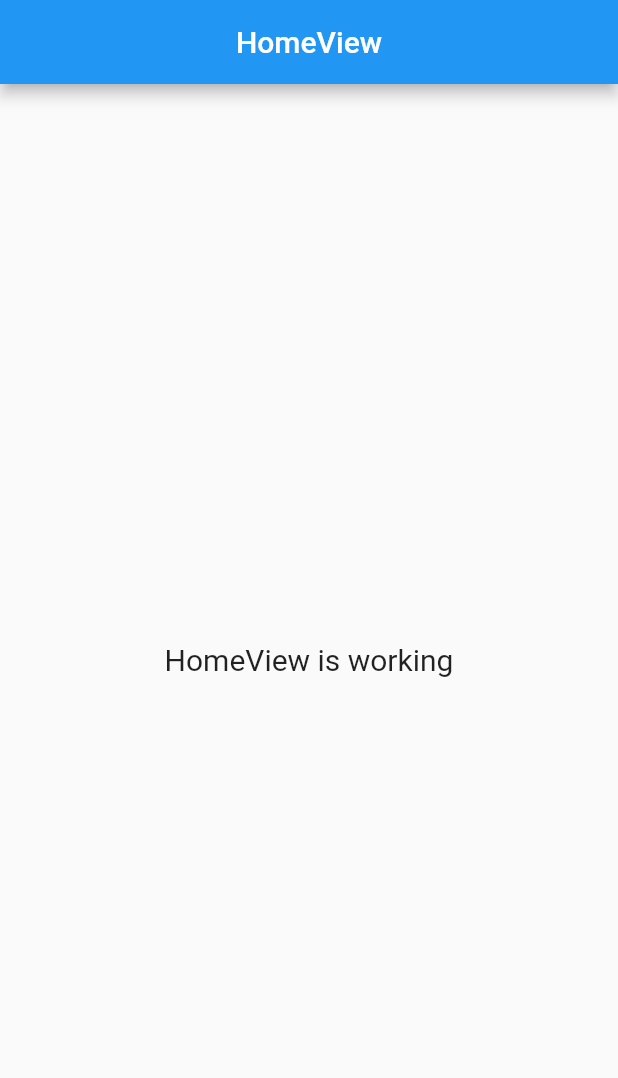
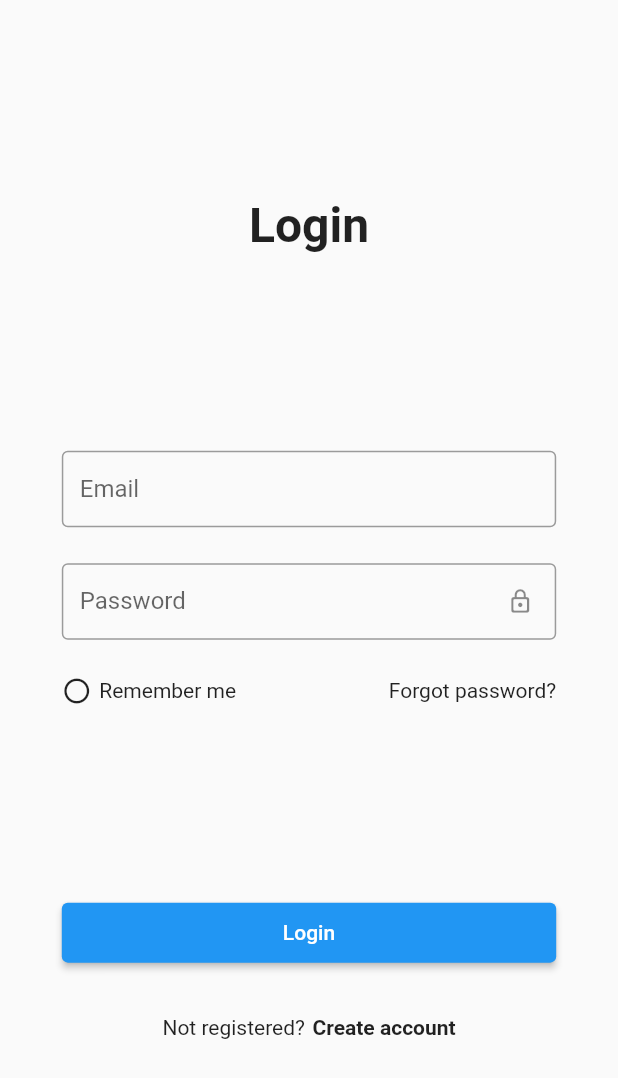
Before and after one commit to xiaoming857/attendance_app, a Flutter app: the screen it shows after launch, on a phone screen of 412 x 824 dp. Shown: the top 1078 px of the screen. Run offline on Flutter 3.47's test engine with Material 2 defaults, Android fonts, the phone set to English and light mode, and no system bars; our stand-ins replace get.

Commit message:
Added sign in page

```diff
--- /dev/null
+++ b/lib/app/modules/sign_in_page/bindings/sign_in_page_binding.dart
@@ -0,0 +1,12 @@
+import 'package:get/get.dart';
+
+import '../controllers/sign_in_page_controller.dart';
+
+class SignInPageBinding extends Bindings {
+  @override
+  void dependencies() {
+    Get.lazyPut<SignInPageController>(
+      () => SignInPageController(),
+    );
+  }
+}
--- /dev/null
+++ b/lib/app/modules/sign_in_page/controllers/sign_in_page_controller.dart
@@ -0,0 +1,24 @@
+import 'package:get/get.dart';
+
+class SignInPageController extends GetxController {
+  var isPasswordVisible = false.obs;
+  var isRememberMe = false.obs;
+
+  @override
+  void onInit() {
+    super.onInit();
+  }
+
+  @override
+  void onReady() {
+    super.onReady();
+  }
+
+  @override
+  void onClose() {}
+
+  void changePasswordVisibility() =>
+      isPasswordVisible.value = !isPasswordVisible.value;
+
+  void changeRememberMeStatus() => isRememberMe.value = !isRememberMe.value;
+}
--- /dev/null
+++ b/lib/app/modules/sign_in_page/views/sign_in_page_view.dart
@@ -0,0 +1,135 @@
+import 'package:flutter/material.dart';
+
+import 'package:get/get.dart';
+
+import '../controllers/sign_in_page_controller.dart';
+
+class SignInPageView extends GetView<SignInPageController> {
+  const SignInPageView({Key? key}) : super(key: key);
+
+  @override
+  Widget build(BuildContext context) {
+    return Scaffold(
+      body: Padding(
+        padding: EdgeInsets.only(
+          top: MediaQuery.of(context).padding.top,
+          left: Get.width * 0.1,
+          right: Get.width * 0.1,
+        ),
+        child: Column(
+          mainAxisSize: MainAxisSize.max,
+          crossAxisAlignment: CrossAxisAlignment.stretch,
+          mainAxisAlignment: MainAxisAlignment.spaceEvenly,
+          children: [
+            const Text(
+              'Login',
+              textAlign: TextAlign.center,
+              style: TextStyle(
+                fontSize: 32,
+                fontWeight: FontWeight.bold,
+              ),
+            ),
+            Form(
+              child: Column(
+                mainAxisSize: MainAxisSize.min,
+                children: [
+                  SizedBox(
+                    height: 75,
+                    child: TextFormField(
+                      keyboardType: TextInputType.emailAddress,
+                      textInputAction: TextInputAction.next,
+                      decoration: const InputDecoration(
+                        isDense: true,
+                        border: OutlineInputBorder(),
+                        labelText: 'Email',
+                      ),
+                    ),
+                  ),
+                  Obx(
+                    () {
+                      return SizedBox(
+                        height: 75,
+                        child: TextFormField(
+                          obscureText: !controller.isPasswordVisible.value,
+                          keyboardType: TextInputType.visiblePassword,
+                          decoration: InputDecoration(
+                            isDense: true,
+                            border: const OutlineInputBorder(),
+                            labelText: 'Password',
+                            suffixIcon: IconButton(
+                              icon: Icon(controller.isPasswordVisible.value
+                                  ? Icons.lock_open_rounded
+                                  : Icons.lock_outline_rounded),
+                              onPressed: controller.changePasswordVisibility,
+                            ),
+                          ),
+                        ),
+                      );
+                    },
+                  ),
+                  Row(
+                    children: [
+                      Obx(() {
+                        return InkWell(
+                          radius: 1,
+                          borderRadius: BorderRadius.circular(100),
+                          onTap: controller.changeRememberMeStatus,
+                          child: Icon(
+                            controller.isRememberMe.value
+                                ? Icons.circle_rounded
+                                : Icons.circle_outlined,
+                            size: 20,
+                          ),
+                        );
+                      }),
+                      const SizedBox(width: 5),
+                      const Text(
+                        'Remember me',
+                        style: TextStyle(color: Colors.black87),
+                      ),
+                      const Spacer(),
+                      InkWell(
+                        onTap: () {},
+                        child: const Text(
+                          'Forgot password?',
+                          style: TextStyle(color: Colors.black87),
+                        ),
+                      ),
+                    ],
+                  ),
+                ],
+              ),
+            ),
+            Column(
+              children: [
+                SizedBox(
+                  width: double.infinity,
+                  height: 40,
+                  child: ElevatedButton(
+                    child: const Text('Login'),
+                    onPressed: () {},
+                  ),
+                ),
+                const SizedBox(height: 35),
+                Row(
+                  mainAxisAlignment: MainAxisAlignment.center,
+                  children: [
+                    const Text('Not registered?'),
+                    const SizedBox(width: 5),
+                    InkWell(
+                      onTap: () {},
+                      child: const Text(
+                        'Create account',
+                        style: TextStyle(fontWeight: FontWeight.bold),
+                      ),
+                    ),
+                  ],
+                ),
+              ],
+            ),
+          ],
+        ),
+      ),
+    );
+  }
+}
--- a/lib/app/routes/app_pages.dart
+++ b/lib/app/routes/app_pages.dart
@@ -2,13 +2,15 @@ import 'package:get/get.dart';
 
 import 'package:attendance_app/app/modules/home/bindings/home_binding.dart';
 import 'package:attendance_app/app/modules/home/views/home_view.dart';
+import 'package:attendance_app/app/modules/sign_in_page/bindings/sign_in_page_binding.dart';
+import 'package:attendance_app/app/modules/sign_in_page/views/sign_in_page_view.dart';
 
 part 'app_routes.dart';
 
 class AppPages {
   AppPages._();
 
-  static const INITIAL = Routes.HOME;
+  static const INITIAL = Routes.SIGN_IN_PAGE;
 
   static final routes = [
     GetPage(
@@ -16,5 +18,10 @@ class AppPages {
       page: () => HomeView(),
       binding: HomeBinding(),
     ),
+    GetPage(
+      name: _Paths.SIGN_IN_PAGE,
+      page: () => SignInPageView(),
+      binding: SignInPageBinding(),
+    ),
   ];
 }
--- a/lib/app/routes/app_routes.dart
+++ b/lib/app/routes/app_routes.dart
@@ -5,8 +5,10 @@ abstract class Routes {
   Routes._();
 
   static const HOME = _Paths.HOME;
+  static const SIGN_IN_PAGE = _Paths.SIGN_IN_PAGE;
 }
 
 abstract class _Paths {
   static const HOME = '/home';
+  static const SIGN_IN_PAGE = '/sign-in-page';
 }
```
